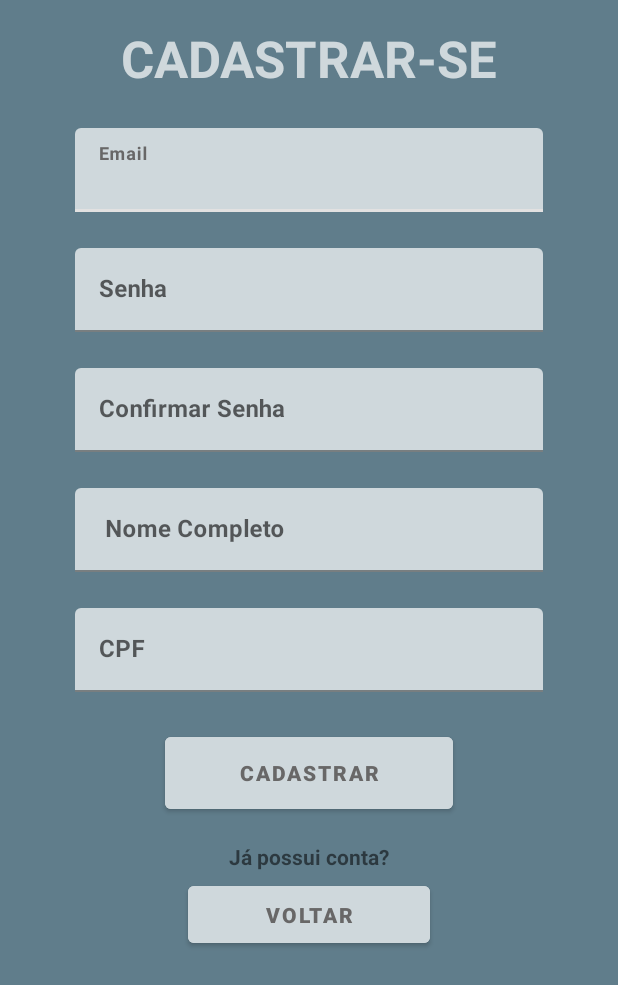
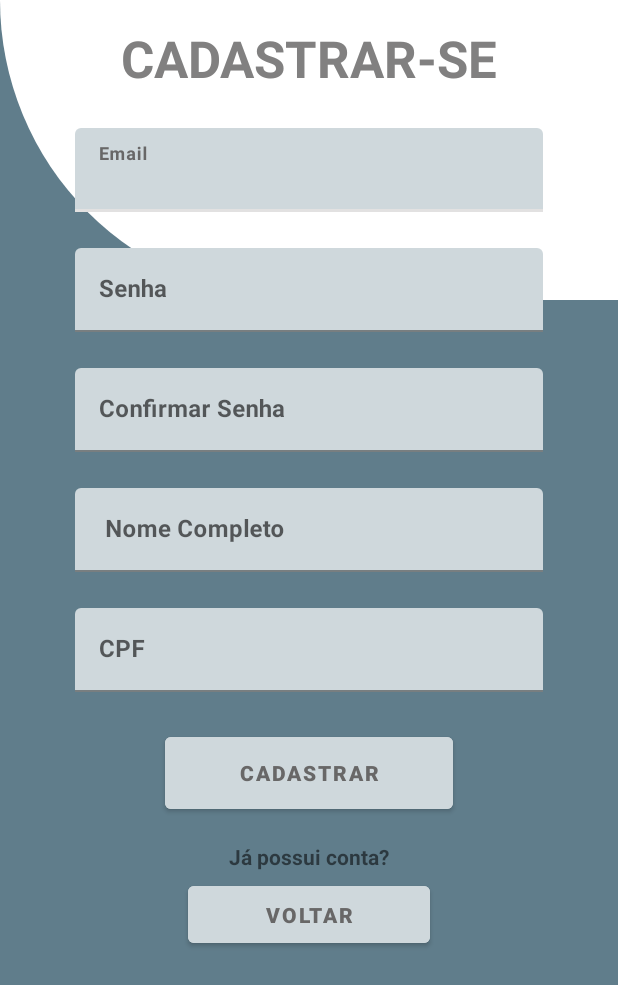
Before and after one commit to OlvDavid/Epidemic-Guard, an Android app: the screen it shows after launch (cadastro), after a tap on "CADASTRAR", on a phone screen of 412 x 824 dp. Shown: the top 985 px of the screen. Run offline under Robolectric (Android 15) with nearby library versions, the phone set to English and light mode, and no system bars; our stand-ins replace Firebase (no records; nobody signed in at launch, a user with empty details on screens opened directly); Roboto replaces fonts that are not available here; 1 other tap on this screen came first.

Commit message:
Layout de menus atualizado

```diff
--- /dev/null
+++ b/app/src/main/res/drawable/background_view_top.xml
@@ -0,0 +1,8 @@
+<?xml version="1.0" encoding="utf-8"?>
+<shape xmlns:android="http://schemas.android.com/apk/res/android"
+    android:shape="rectangle">
+
+    <solid android:color="@color/white"/>
+    <corners android:bottomLeftRadius="600dp"/>
+
+</shape>
--- a/app/src/main/res/layout/cadastro.xml
+++ b/app/src/main/res/layout/cadastro.xml
@@ -7,6 +7,15 @@
     android:layout_height="match_parent"
     android:background="#607D8B">
 
+    <View
+        android:id="@+id/containerTop"
+        android:layout_width="match_parent"
+        android:layout_height="200dp"
+        android:background="@drawable/background_view_top"
+        app:layout_constraintEnd_toEndOf="parent"
+        app:layout_constraintStart_toStartOf="parent"
+        app:layout_constraintTop_toTopOf="parent" />
+
     <TextView
         android:id="@+id/textView2"
         android:layout_width="wrap_content"
@@ -14,7 +23,7 @@
         android:layout_marginTop="16dp"
         android:fontFamily="sans-serif"
         android:text="CADASTRAR-SE"
-        android:textColor="#CFD8DC"
+        android:textColor="@color/cinza"
         android:textSize="34sp"
         android:textStyle="bold"
         app:layout_constraintEnd_toEndOf="parent"
--- a/app/src/main/res/layout/perfil.xml
+++ b/app/src/main/res/layout/perfil.xml
@@ -6,6 +6,7 @@
     android:layout_width="match_parent"
     android:layout_height="match_parent"
     android:background="#CFD8DC">
+
 
     <ImageView
         android:id="@+id/imageView4"
```
Also changed, not shown: app/src/main/res/drawable/background_view_bot.xml (added, +8 -0 lines), app/src/main/res/layout/login.xml (+9 -0 lines), app/src/main/res/layout/menu.xml (+11 -0 lines), app/src/main/res/layout/novo_caso.xml (+10 -1 lines).
